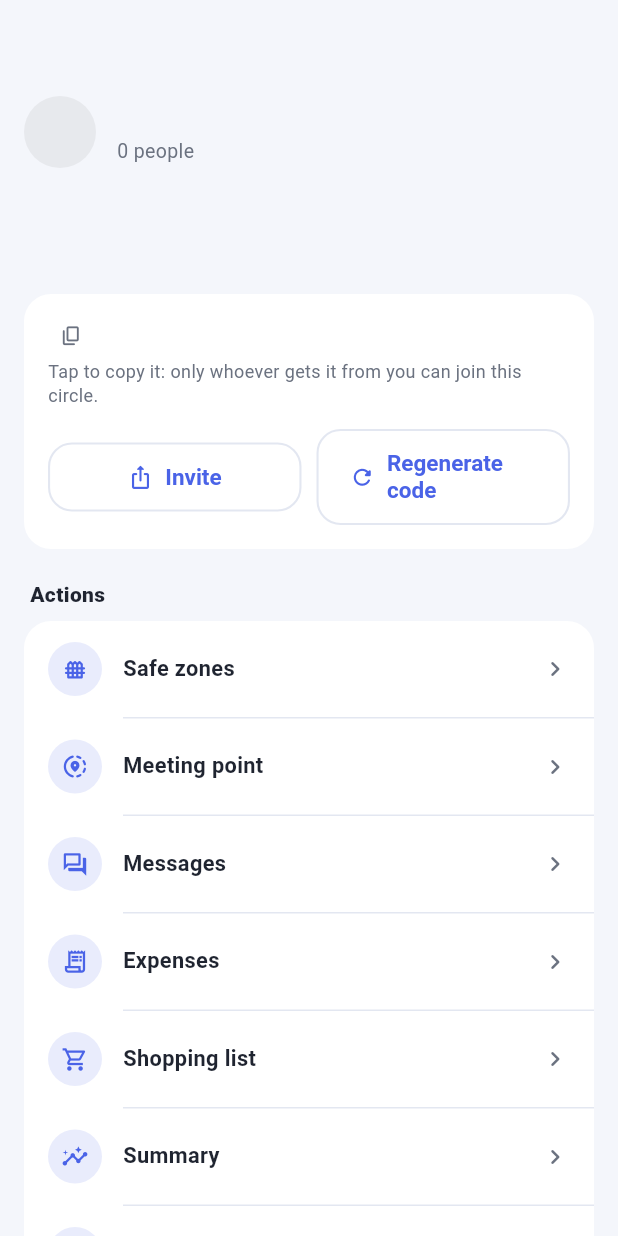
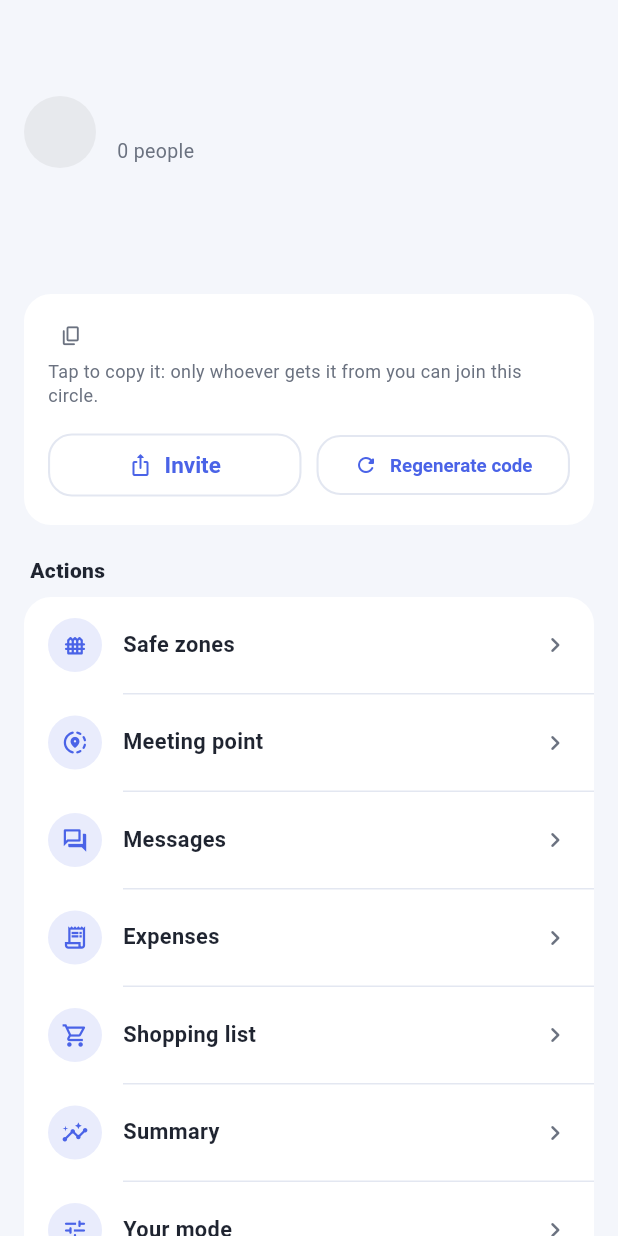
Before and after one commit to Taaawhiri/Kinly, a Flutter app: the _CircleDetailBody screen opened directly with empty values, on a phone screen of 412 x 824 dp. Run offline on Flutter 3.47's test engine with Material 3 defaults, Android fonts, the phone set to English and light mode, and no system bars; our stand-ins replace app_links, battery_plus, firebase_core, firebase_crashlytics, firebase_messaging, flutter_compass and 11 more; missing offline and left inert: dart:js_interop, home_widget, maplibre_gl; accounts and stored records are empty; network calls fail.

Commit message:
Corregge il testo di \"Rigenera codice\" che andava a capo nel dettaglio cerchia
Riduce padding e dimensione del testo dei due pulsanti Invita/Rigenera
codice così l'etichetta resta su una riga sola invece di spezzarsi.

Co-Authored-By: Claude Sonnet 5 <noreply@anthropic.com>
Claude-Session: https://claude.ai/code/session_01CpCZYmCTmyt1v5GkCEhjyD

```diff
--- a/lib/screens/circles/circle_detail_screen.dart
+++ b/lib/screens/circles/circle_detail_screen.dart
@@ -168,8 +168,9 @@ class _CircleDetailBody extends StatelessWidget {
                           // personalizzati sono cliccabili.
                           Share.share(l10n.circlesInviteShareMessage(circle.name, circle.inviteCode));
                         },
-                        icon: const Icon(Icons.ios_share_rounded, size: 17),
-                        label: Text(l10n.circlesActionInvite),
+                        icon: const Icon(Icons.ios_share_rounded, size: 16),
+                        label: Text(l10n.circlesActionInvite, maxLines: 1, overflow: TextOverflow.ellipsis),
+                        style: OutlinedButton.styleFrom(padding: const EdgeInsets.symmetric(horizontal: 6, vertical: 12)),
                       ),
                     ),
                     if (isCreator) ...[
@@ -177,8 +178,14 @@ class _CircleDetailBody extends StatelessWidget {
                       Expanded(
                         child: OutlinedButton.icon(
                           onPressed: () => _confirmAndRegenerateCode(context),
-                          icon: const Icon(Icons.refresh_rounded, size: 17),
-                          label: Text(l10n.circlesActionRegenerateCode),
+                          icon: const Icon(Icons.refresh_rounded, size: 16),
+                          label: Text(
+                            l10n.circlesActionRegenerateCode,
+                            maxLines: 1,
+                            overflow: TextOverflow.ellipsis,
+                            style: const TextStyle(fontSize: 12.5),
+                          ),
+                          style: OutlinedButton.styleFrom(padding: const EdgeInsets.symmetric(horizontal: 6, vertical: 12)),
                         ),
                       ),
                     ],
```
Also changed, not shown: 2 other files.
